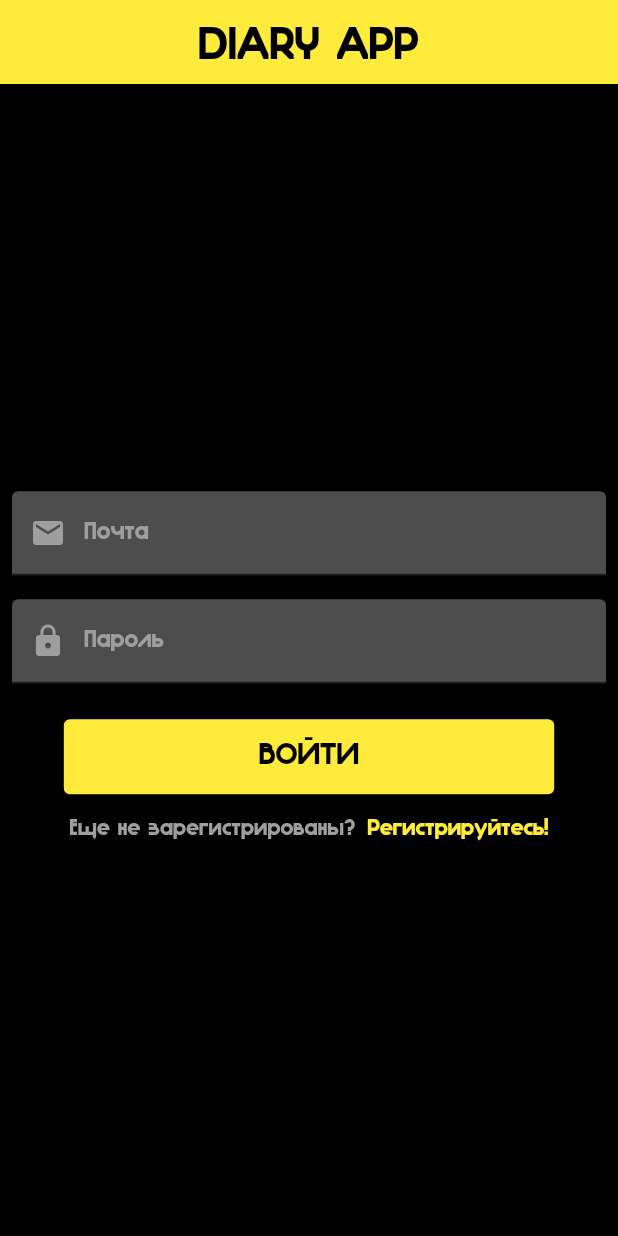
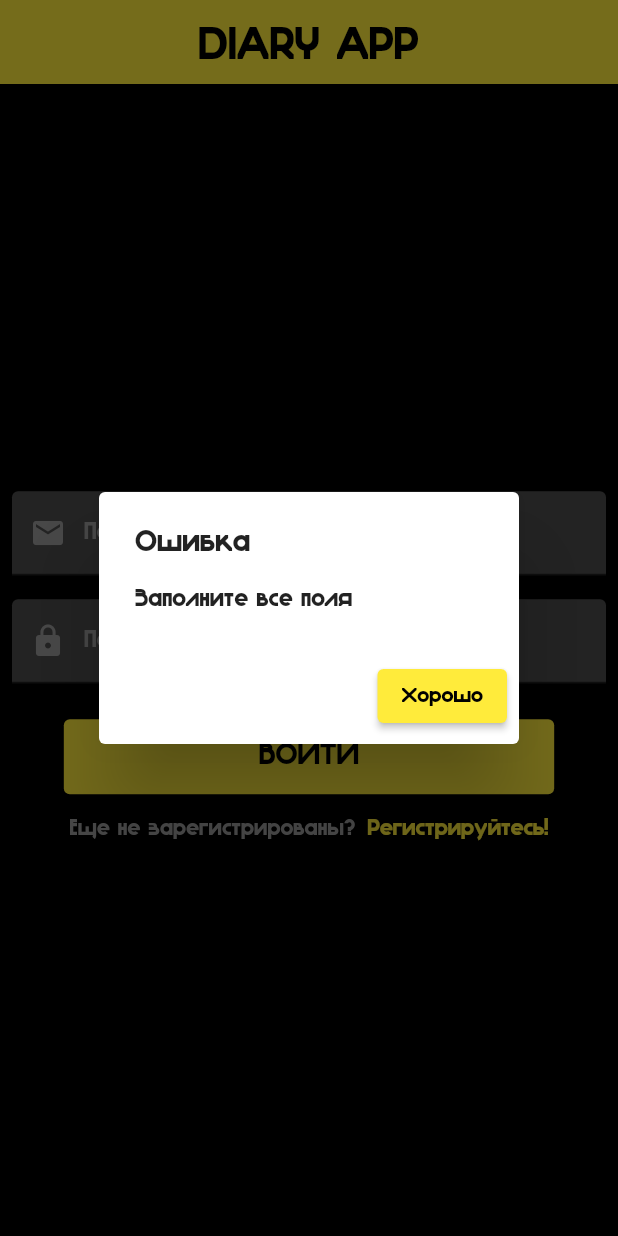
Before and after one commit to dayname/diary_app, a Flutter app: the screen it shows after launch, after a tap on "ВОЙТИ", on a phone screen of 412 x 824 dp. Run offline on Flutter 3.47's test engine with Material 2 defaults, Android fonts, the phone set to English and light mode, and no system bars; our stand-ins replace cloud_firestore, firebase_auth, firebase_core; accounts and stored records are empty.

```diff
--- a/lib/DiaryApp/DataPage.dart
+++ b/lib/DiaryApp/DataPage.dart
@@ -91,7 +91,7 @@ class _InputNotesState extends State<InputNotes> {
                       addStory(text: textController.text, title: titleController.text);
                       Navigator.pop(context);}
                       else {
-                        _showMyDialog();
+                        _ifNotFull();
                       }
                     },
                     child: Text("Сохранить".toUpperCase()),
@@ -139,10 +139,10 @@ class _InputNotesState extends State<InputNotes> {
     return formatted;
   }
 
-  Future<void> _showMyDialog() async {
+  Future<void> _ifNotFull() async {
     return showDialog<void>(
       context: context,
-      barrierDismissible: false, // user must tap button!
+      barrierDismissible: true, // user must tap button!
       builder: (BuildContext context) {
         return AlertDialog(
           title: const Text('Ошибка'),
--- a/lib/DiaryApp/LoginSignupPage.dart
+++ b/lib/DiaryApp/LoginSignupPage.dart
@@ -93,9 +93,14 @@ class _LoginSignupPageState extends State<LoginSignupPage> {
           padding: const EdgeInsets.all(16.0),
           child: ElevatedButton(
             onPressed: () {
-              toLogin(
+              if ((passwordController.text != "") & (emailController.text != "")){
+              var result = toLogin(
                   email: emailController.text,
                   password: passwordController.text);
+              }
+              else {
+                _ifNotFull();
+              }
             },
             child: Text(
               "ВОЙТИ",
@@ -130,6 +135,38 @@ class _LoginSignupPageState extends State<LoginSignupPage> {
   }
 
   toLogin({required String email, required String password}) async {
-    await AuthService().signInWithEmailAndPassword(email, password);
+    AuthUser? authService = await AuthService().signInWithEmailAndPassword(email, password);
+    if (authService?.id == null){
+      ScaffoldMessenger.of(context)
+          .showSnackBar(SnackBar(content: Text('Неправильная почта или пароль')));
+    }
   }
+
+  Future<void> _ifNotFull() async {
+    return showDialog<void>(
+      context: context,
+      barrierDismissible: true, // user must tap button!
+      builder: (BuildContext context) {
+        return AlertDialog(
+          title: const Text('Ошибка'),
+          content: SingleChildScrollView(
+            child: ListBody(
+              children: const <Widget>[
+                Text('Заполните все поля'),
+              ],
+            ),
+          ),
+          actions: <Widget>[
+            ElevatedButton(
+              child: const Text('Хорошо'),
+              onPressed: () {
+                Navigator.of(context).pop();
+              },
+            ),
+          ],
+        );
+      },
+    );
+  }
+
 }
--- a/lib/main.dart
+++ b/lib/main.dart
@@ -38,8 +38,8 @@ class MyAuth extends StatefulWidget {
 class _MyAuthState extends State<MyAuth> {
 
   @override
-  void initState() {
-    FirebaseAuth.instance.authStateChanges().listen((user) {
+  void initState() async {
+     await FirebaseAuth.instance.authStateChanges().listen((user) {
       setState(() => isLogged = user != null);
     });
     super.initState();
--- a/lib/services/auth.dart
+++ b/lib/services/auth.dart
@@ -1,5 +1,6 @@
 import 'package:cloud_firestore/cloud_firestore.dart';
 import 'package:firebase_auth/firebase_auth.dart';
+import 'package:flutter/material.dart';
 
 import '../domain/authuser.dart';
 
```
Also changed, not shown: lib/DiaryApp/MainPage.dart (+29 -14 lines), lib/DiaryApp/SignUpPage.dart (+41 -6 lines).
